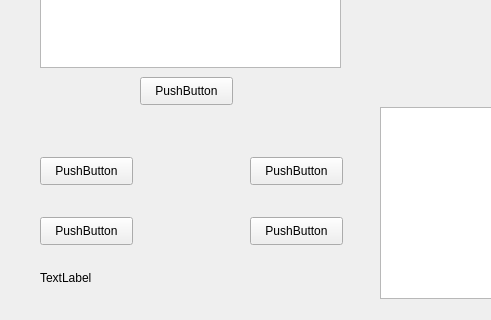
The window that widget.ui (Becai/Qt_SmartHomeSystem) describes before a commit, drawn with Qt 5; both pictures show x 0 to 491 and y 143 to 463 of the 652 by 463 pixel window.
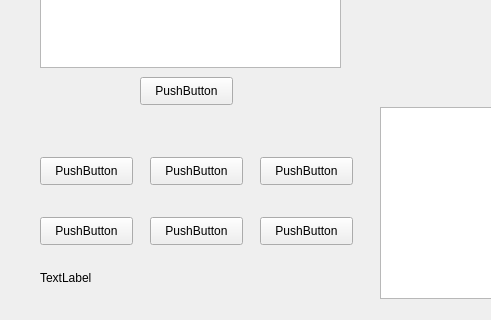
The same window after the commit.

```diff
--- a/widget.ui
+++ b/widget.ui
@@ -113,7 +113,7 @@
   <widget class="QPushButton" name="pushButton">
    <property name="geometry">
     <rect>
-     <x>250</x>
+     <x>150</x>
      <y>300</y>
      <width>93</width>
      <height>28</height>
@@ -126,7 +126,7 @@
   <widget class="QPushButton" name="pushButton_2">
    <property name="geometry">
     <rect>
-     <x>250</x>
+     <x>150</x>
      <y>360</y>
      <width>93</width>
      <height>28</height>
@@ -162,6 +162,32 @@
     <string>TextLabel</string>
    </property>
   </widget>
+  <widget class="QPushButton" name="pushButton_3">
+   <property name="geometry">
+    <rect>
+     <x>260</x>
+     <y>300</y>
+     <width>93</width>
+     <height>28</height>
+    </rect>
+   </property>
+   <property name="text">
+    <string>PushButton</string>
+   </property>
+  </widget>
+  <widget class="QPushButton" name="pushButton_4">
+   <property name="geometry">
+    <rect>
+     <x>260</x>
+     <y>360</y>
+     <width>93</width>
+     <height>28</height>
+    </rect>
+   </property>
+   <property name="text">
+    <string>PushButton</string>
+   </property>
+  </widget>
  </widget>
  <layoutdefault spacing="6" margin="11"/>
  <resources/>
```
